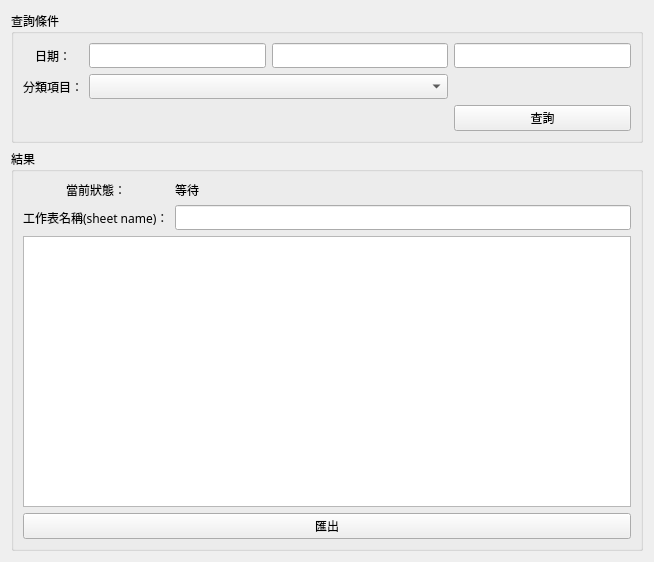
YW0330/Stock_Searcher, file ui/widget_day_report.ui: the form before one commit.
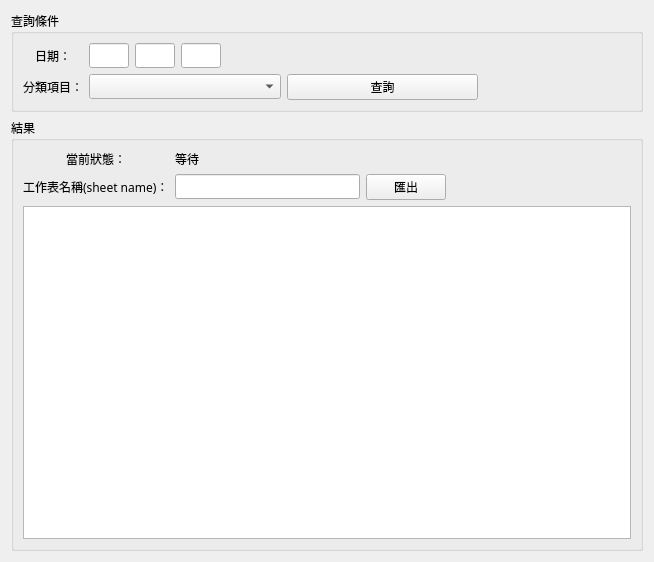
The form after the commit.

Diff of the .ui file:
```diff
--- a/ui/widget_day_report.ui
+++ b/ui/widget_day_report.ui
@@ -18,40 +18,43 @@
   <property name="windowTitle">
    <string>Form</string>
   </property>
-  <layout class="QGridLayout" name="gridLayout_4">
-   <item row="0" column="0">
+  <layout class="QVBoxLayout" name="verticalLayout_2">
+   <item>
     <widget class="QGroupBox" name="groupBox">
      <property name="title">
       <string>查詢條件</string>
      </property>
-     <layout class="QGridLayout" name="gridLayout_3">
-      <item row="0" column="0">
+     <layout class="QVBoxLayout" name="verticalLayout_3">
+      <item>
        <layout class="QGridLayout" name="gridLayout">
+        <item row="1" column="1">
+         <layout class="QHBoxLayout" name="horizontalLayout_4">
+          <item>
+           <widget class="QComboBox" name="comboBox"/>
+          </item>
+          <item>
+           <widget class="QPushButton" name="pushButton_search">
+            <property name="text">
+             <string>查詢</string>
+            </property>
+           </widget>
+          </item>
+         </layout>
+        </item>
         <item row="1" column="2">
-         <widget class="QLineEdit" name="lineEdit_mm">
-          <property name="alignment">
-           <set>Qt::AlignRight|Qt::AlignTrailing|Qt::AlignVCenter</set>
+         <spacer name="horizontalSpacer_2">
+          <property name="orientation">
+           <enum>Qt::Horizontal</enum>
           </property>
-         </widget>
-        </item>
-        <item row="1" column="3">
-         <widget class="QLineEdit" name="lineEdit_dd">
-          <property name="alignment">
-           <set>Qt::AlignRight|Qt::AlignTrailing|Qt::AlignVCenter</set>
+          <property name="sizeHint" stdset="0">
+           <size>
+            <width>1100</width>
+            <height>20</height>
+           </size>
           </property>
-         </widget>
+         </spacer>
         </item>
         <item row="1" column="0">
-         <widget class="QLabel" name="label">
-          <property name="text">
-           <string>日期：</string>
-          </property>
-          <property name="alignment">
-           <set>Qt::AlignCenter</set>
-          </property>
-         </widget>
-        </item>
-        <item row="2" column="0">
          <widget class="QLabel" name="label_2">
           <property name="text">
            <string>分類項目：</string>
@@ -61,20 +64,51 @@
           </property>
          </widget>
         </item>
-        <item row="1" column="1">
-         <widget class="QLineEdit" name="lineEdit_yy">
-          <property name="alignment">
-           <set>Qt::AlignRight|Qt::AlignTrailing|Qt::AlignVCenter</set>
-          </property>
-         </widget>
+        <item row="0" column="1">
+         <layout class="QHBoxLayout" name="horizontalLayout_3">
+          <item>
+           <widget class="QLineEdit" name="lineEdit_yy">
+            <property name="alignment">
+             <set>Qt::AlignRight|Qt::AlignTrailing|Qt::AlignVCenter</set>
+            </property>
+           </widget>
+          </item>
+          <item>
+           <widget class="QLineEdit" name="lineEdit_mm">
+            <property name="alignment">
+             <set>Qt::AlignRight|Qt::AlignTrailing|Qt::AlignVCenter</set>
+            </property>
+           </widget>
+          </item>
+          <item>
+           <widget class="QLineEdit" name="lineEdit_dd">
+            <property name="alignment">
+             <set>Qt::AlignRight|Qt::AlignTrailing|Qt::AlignVCenter</set>
+            </property>
+           </widget>
+          </item>
+          <item>
+           <spacer name="horizontalSpacer_4">
+            <property name="orientation">
+             <enum>Qt::Horizontal</enum>
+            </property>
+            <property name="sizeHint" stdset="0">
+             <size>
+              <width>1000</width>
+              <height>20</height>
+             </size>
+            </property>
+           </spacer>
+          </item>
+         </layout>
         </item>
-        <item row="2" column="1" colspan="2">
-         <widget class="QComboBox" name="comboBox"/>
-        </item>
-        <item row="3" column="3">
-         <widget class="QPushButton" name="pushButton_search">
+        <item row="0" column="0">
+         <widget class="QLabel" name="label">
           <property name="text">
-           <string>查詢</string>
+           <string>日期：</string>
+          </property>
+          <property name="alignment">
+           <set>Qt::AlignCenter</set>
           </property>
          </widget>
         </item>
@@ -83,7 +117,7 @@
      </layout>
     </widget>
    </item>
-   <item row="1" column="0">
+   <item>
     <widget class="QGroupBox" name="groupBox_2">
      <property name="title">
       <string>結果</string>
@@ -115,6 +149,26 @@
           </property>
          </widget>
         </item>
+        <item row="1" column="2">
+         <widget class="QPushButton" name="pushButton_export">
+          <property name="text">
+           <string>匯出</string>
+          </property>
+         </widget>
+        </item>
+        <item row="1" column="3">
+         <spacer name="horizontalSpacer_3">
+          <property name="orientation">
+           <enum>Qt::Horizontal</enum>
+          </property>
+          <property name="sizeHint" stdset="0">
+           <size>
+            <width>40</width>
+            <height>20</height>
+           </size>
+          </property>
+         </spacer>
+        </item>
         <item row="1" column="1">
          <widget class="QLineEdit" name="lineEdit"/>
         </item>
@@ -123,13 +177,6 @@
       <item>
        <widget class="QTableView" name="tableView"/>
       </item>
-      <item>
-       <widget class="QPushButton" name="pushButton_export">
-        <property name="text">
-         <string>匯出</string>
-        </property>
-       </widget>
-      </item>
      </layout>
     </widget>
    </item>
```
Left out of the diff: 14 changed lines with no effect on the pictures.
